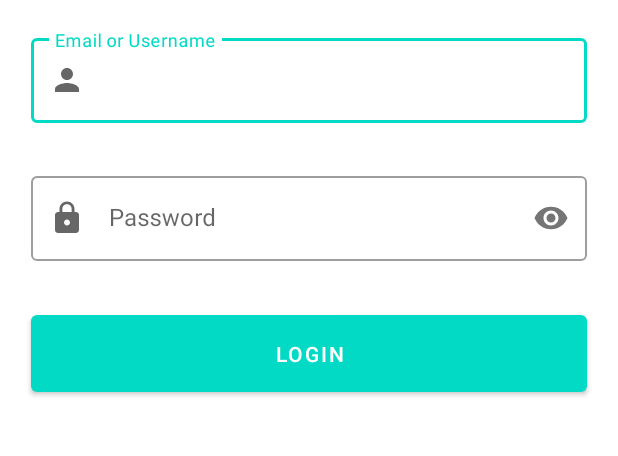
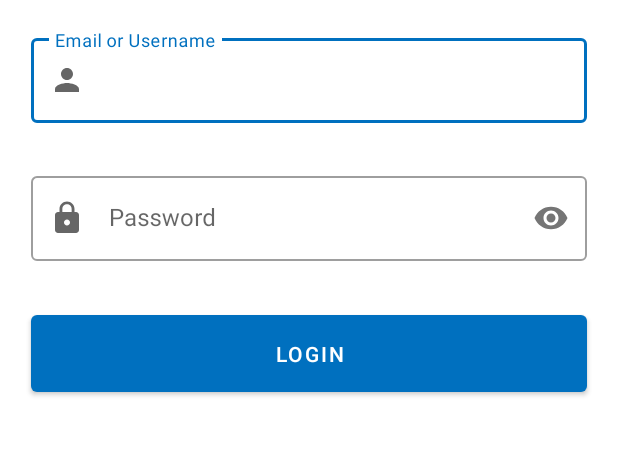
Before and after one commit to shoaib-khalid/order-taker-android, an Android app: the screen it shows after launch (LoginActivity), on a phone screen of 412 x 824 dp, the part 496-952 px from its top. Run offline under Robolectric (Android 15) with nearby library versions, the phone set to English and light mode, and no system bars; our stand-ins replace Room's generated code, navigation-ui; 1 statement that could not run was skipped.

Commit message:
Change primary colors to variants of blue. Fix crash when logging out

```diff
--- a/app/src/main/java/com/symplified/ordertaker/viewmodels/CartViewModel.kt
+++ b/app/src/main/java/com/symplified/ordertaker/viewmodels/CartViewModel.kt
@@ -92,6 +92,8 @@ class CartViewModel : ViewModel() {
             )
         )
 
+        Log.d("cartviewmodel", "OrderRequest: $orderRequest")
+
         ServiceGenerator
             .createOrderService()
             .placeOrder(
--- a/app/src/main/res/drawable/selector_row_category_bg.xml
+++ b/app/src/main/res/drawable/selector_row_category_bg.xml
@@ -1,7 +1,7 @@
 <?xml version="1.0" encoding="utf-8"?>
 <selector xmlns:android="http://schemas.android.com/apk/res/android">
 <!--    <item android:drawable="@color/teal_200" android:state_pressed="true"/>-->
-    <item android:drawable="@color/teal_200" android:state_selected="true"/>
+    <item android:drawable="@color/blue_200" android:state_selected="true"/>
 <!--    <item android:drawable="@color/teal_200" android:state_focused="true"/>-->
     <item android:drawable="@color/white" />
 </selector>
--- a/app/src/main/res/layout/fragment_cart.xml
+++ b/app/src/main/res/layout/fragment_cart.xml
@@ -138,7 +138,6 @@
             android:text="CASH"
             android:minWidth="120dp"
             android:backgroundTint="@color/white"
-            android:textColor="@color/black"
             app:layout_constraintBottom_toTopOf="@id/button_payment_type_grabpay"
             app:layout_constraintLeft_toLeftOf="parent"
             app:layout_constraintRight_toLeftOf="@id/button_payment_type_touch_n_go" />
--- a/app/src/main/res/values/colors.xml
+++ b/app/src/main/res/values/colors.xml
@@ -2,6 +2,13 @@
 <resources>
     <color name="teal_200">#FF03DAC5</color>
     <color name="teal_700">#FF018786</color>
+
+    <color name="sf_300">#1A73BA</color>
+    <color name="sf_400">#004889</color>
+    <color name="sf_500">#5ea1ed</color>
+    <color name="sf_b_700">#3f4d65</color>
+    <color name="sf_b_800">#15253B</color>
+
     <color name="black">#FF000000</color>
     <color name="white">#FFFFFFFF</color>
     <color name="light_grey">#efefef</color>
--- a/app/src/main/res/values/themes.xml
+++ b/app/src/main/res/values/themes.xml
@@ -2,12 +2,12 @@
     <!-- Base application theme. -->
     <style name="Theme.OrderTaker" parent="Theme.MaterialComponents.DayNight.DarkActionBar">
         <!-- Primary brand color. -->
-        <item name="colorPrimary">@color/teal_200</item>
-        <item name="colorPrimaryVariant">@color/teal_700</item>
+        <item name="colorPrimary">@color/blue_200</item>
+        <item name="colorPrimaryVariant">@color/blue_500</item>
         <item name="colorOnPrimary">@color/white</item>
         <!-- Secondary brand color. -->
-        <item name="colorSecondary">@color/teal_200</item>
-        <item name="colorSecondaryVariant">@color/teal_700</item>
+        <item name="colorSecondary">@color/sf_b_700</item>
+        <item name="colorSecondaryVariant">@color/sf_b_800</item>
         <item name="colorOnSecondary">@color/black</item>
         <!-- Status bar color. -->
         <item name="android:statusBarColor">?attr/colorPrimaryVariant</item>
```
Also changed, not shown: app/src/main/java/com/symplified/ordertaker/ui/main/home/ZoneFragment.kt (+11 -6 lines), app/src/main/java/com/symplified/ordertaker/ui/main/menuandcart/cart/CartFragment.kt (+9 -2 lines).
